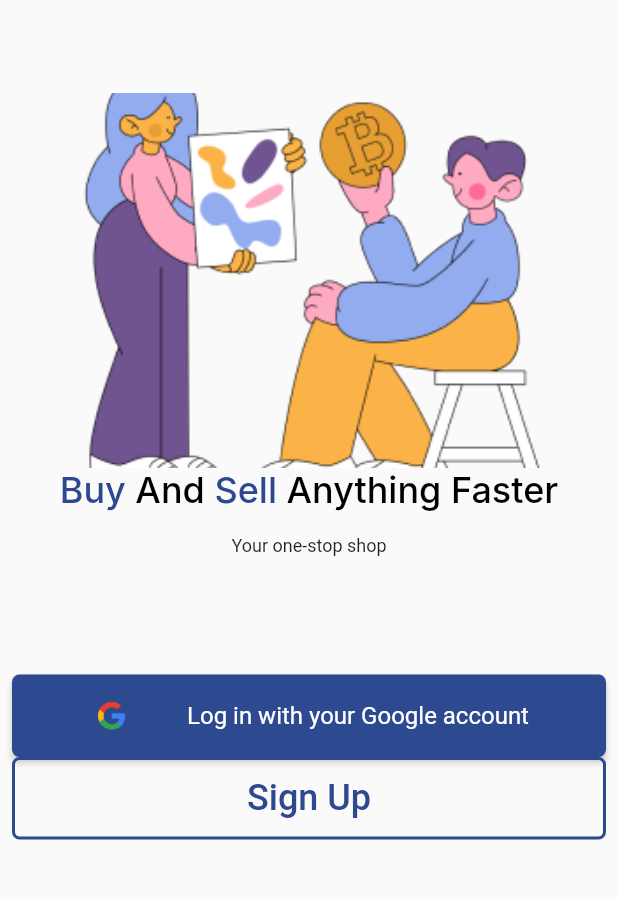
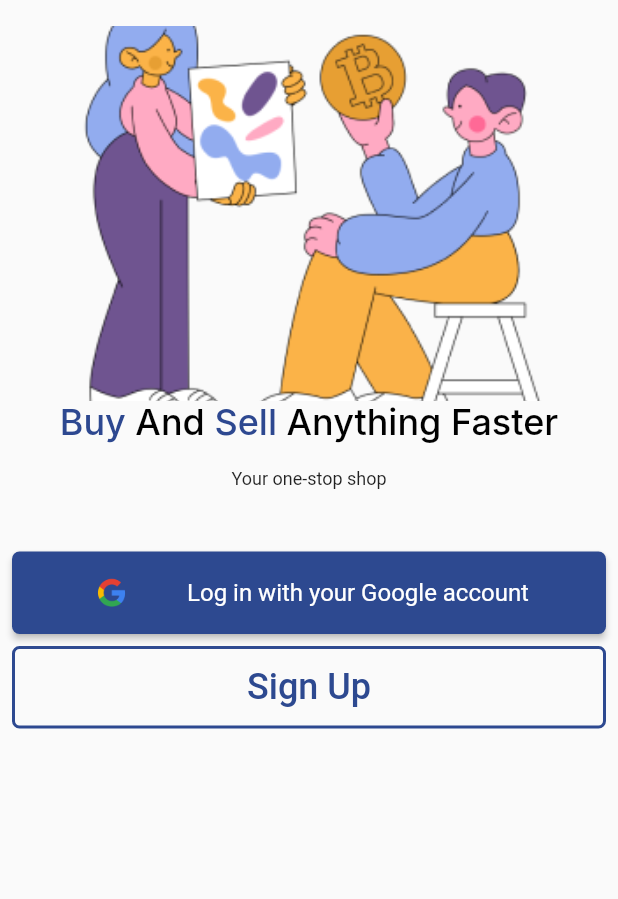
Before and after one commit to Serkhani/StudentConnect, a Flutter app: the screen it shows after launch, on a phone screen of 412 x 824 dp, the part 203-1102 px from its top. Run offline on Flutter 3.47's test engine with Material 2 defaults, Android fonts, the light colour scheme and no system bars; our stand-ins replace get; Roboto replaces fonts that are missing (Inter).

Commit message:
added auth page

```diff
--- a/flutter/studentconnect/lib/app/modules/auth/views/components/login_btn.dart
+++ b/flutter/studentconnect/lib/app/modules/auth/views/components/login_btn.dart
@@ -5,7 +5,9 @@ class LoginBtn extends StatelessWidget {
 
   @override
   Widget build(BuildContext context) {
-    return ElevatedButton(
+    return Padding(
+      padding: const EdgeInsets.symmetric(vertical: 8.0),
+      child: ElevatedButton(
         onPressed: () {},
         style: ElevatedButton.styleFrom(
             fixedSize: const Size(double.infinity, 55.0),
@@ -31,6 +33,7 @@ class LoginBtn extends StatelessWidget {
             ),
           ],
         ),
+      ),
     );
   }
 }
--- a/flutter/studentconnect/lib/app/modules/auth/views/components/onboarding_pages.dart
+++ b/flutter/studentconnect/lib/app/modules/auth/views/components/onboarding_pages.dart
@@ -10,7 +10,7 @@ class OnBoardingPages extends GetView<AuthController>  {
   @override
   Widget build(BuildContext context) {
     return SizedBox(
-      height: 450.0,
+      height: 360.0,
       child: PageView.builder(
         controller: controller.pageController,
         itemCount: controller.dtos.length,
```
Lines whose indentation alone changed are shown as unchanged.
